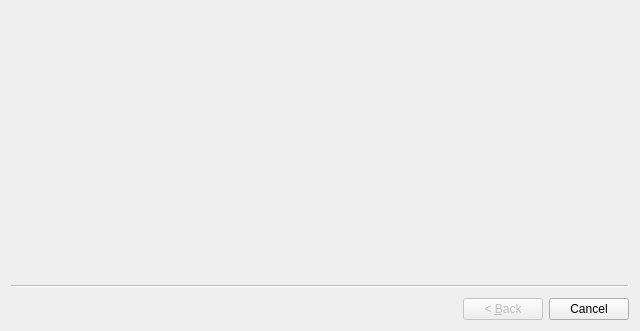
Qt form Software/src/wizard/Wizard.ui (woodenshark/Lightpack) before a commit.
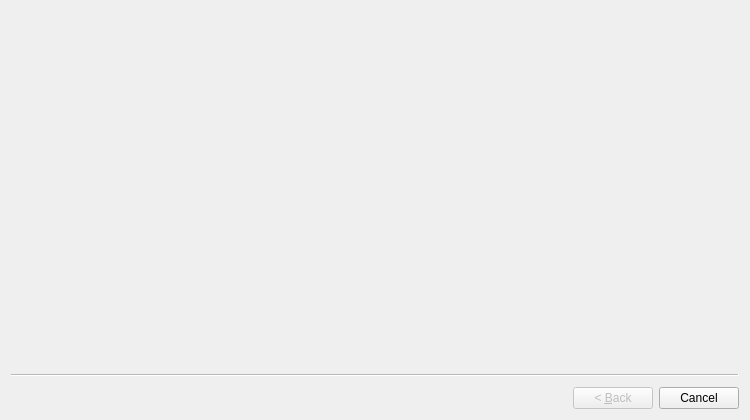
The same form after that commit.

Commit message: larger device wizard container to accommodate pages on macos

Patch:
```diff
--- a/Software/src/wizard/Wizard.ui
+++ b/Software/src/wizard/Wizard.ui
@@ -6,8 +6,8 @@
    <rect>
     <x>0</x>
     <y>0</y>
-    <width>640</width>
-    <height>331</height>
+    <width>750</width>
+    <height>420</height>
    </rect>
   </property>
   <property name="windowTitle">
```
